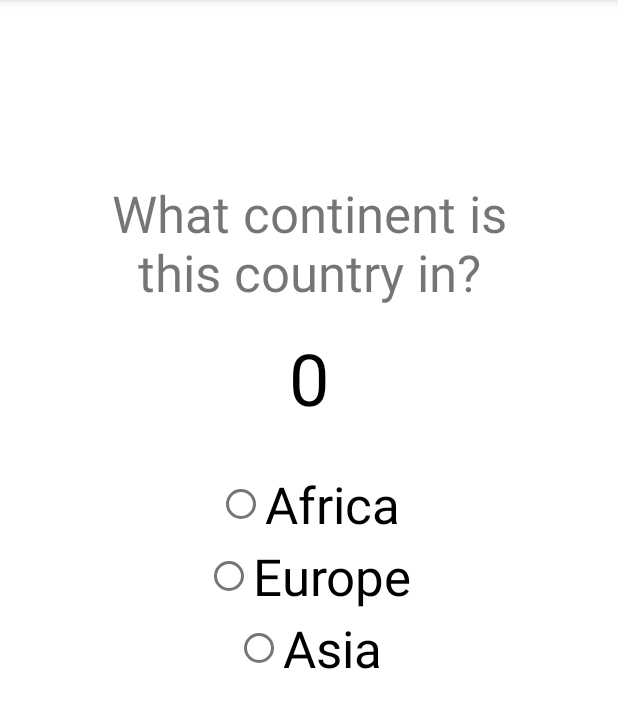
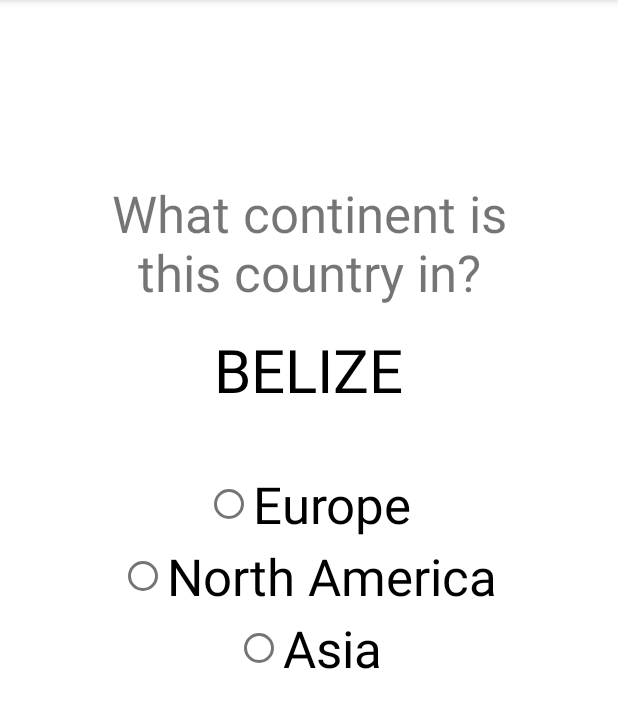
Before and after one commit to jaksonhensley/CSCI4060_Project4, an Android app: the QuestionActivity screen opened directly, with no data from a screen before it, on a phone screen of 412 x 824 dp, the part 84-812 px from its top. Run offline under Robolectric (Android 15) with nearby library versions, the phone set to English and light mode, and no system bars.

Commit message:
Randomly selected countries now put into question fragments Random continents selected without duplicates Random continents and correct continent put in random button order

```diff
--- a/app/src/main/java/edu/uga/cs/countryquiz/GradeFragment.java
+++ b/app/src/main/java/edu/uga/cs/countryquiz/GradeFragment.java
@@ -49,7 +49,7 @@ public class GradeFragment extends Fragment {
     }
 
     @Override
-    public void onViewCreated(@NonNull View view, Bundle savedInstanceState ) {
+    public void onViewCreated( View view, Bundle savedInstanceState ) {
         super.onViewCreated( view, savedInstanceState);
 
         TextView finalScore = view.findViewById(R.id.finalScore);
@@ -59,5 +59,5 @@ public class GradeFragment extends Fragment {
 
     }
 
-    public static int getNumber() { return 7;}
+    public static int getNumber() { return 1;}
 }
--- a/app/src/main/java/edu/uga/cs/countryquiz/QuestionActivity.java
+++ b/app/src/main/java/edu/uga/cs/countryquiz/QuestionActivity.java
@@ -15,11 +15,6 @@ public class QuestionActivity extends AppCompatActivity {
     protected void onCreate( Bundle savedInstanceState ) {
         super.onCreate( savedInstanceState );
         setContentView( R.layout.activity_question );
-
-        ViewPager2 pager = findViewById( R.id.viewPager );
-        QuestionPagerAdapter questionAdapter = new QuestionPagerAdapter(getSupportFragmentManager(), getLifecycle() );
-        pager.setOrientation( ViewPager2.ORIENTATION_HORIZONTAL );
-        pager.setAdapter( questionAdapter );
 
         //The following chunk connects to the database and stores some variables to be used in the questions
         CountriesData countriesData = CountriesData.getInstance(this);
@@ -42,6 +37,13 @@ public class QuestionActivity extends AppCompatActivity {
                 numSelected++;
             } // if
         } // while
+
+        //Finds and sets views
+        ViewPager2 pager = findViewById( R.id.viewPager );
+        QuestionPagerAdapter questionAdapter = new QuestionPagerAdapter(getSupportFragmentManager(), getLifecycle(), quizCountries );
+        pager.setOrientation( ViewPager2.ORIENTATION_HORIZONTAL );
+        pager.setAdapter( questionAdapter );
+
 
         /* USAGE:
          *
--- a/app/src/main/java/edu/uga/cs/countryquiz/QuestionFragment.java
+++ b/app/src/main/java/edu/uga/cs/countryquiz/QuestionFragment.java
@@ -1,7 +1,7 @@
 package edu.uga.cs.countryquiz;
 
 import android.os.Bundle;
-import androidx.annotation.NonNull;
+
 import androidx.fragment.app.Fragment;
 import android.util.Log;
 import android.view.LayoutInflater;
@@ -25,6 +25,7 @@ public class QuestionFragment extends Fragment {
             "Oceania"
     };
     private String country;
+    private String continent;
     private int position;
 
     View view;
@@ -33,13 +34,19 @@ public class QuestionFragment extends Fragment {
         // required empty public constructor
     }
 
-    public static QuestionFragment newInstance( int questionNumber ) {
+    //
+    public static QuestionFragment newInstance(int questionNumber, String questionCountry, String questionContinent) {
 
         QuestionFragment fragment = new QuestionFragment();
 
         Log.d(TAG, "QuestionFragment.newInstance(): fragment: " + fragment);
+
+        //Store the question country and continent into the argument bundle
         Bundle args = new Bundle();
-        args.putInt( "question", questionNumber);
+        args.putString( "country", questionCountry );
+        args.putString( "continent" , questionContinent );
+        Log.d(TAG, "QuestionFragment.newInstance(): Country: " + questionCountry);
+        Log.d(TAG, "QuestionFragment.newInstance(): Continent: " + questionContinent);
         fragment.setArguments( args );
         return fragment;
 
@@ -48,9 +55,11 @@ public class QuestionFragment extends Fragment {
     @Override
     public void onCreate( Bundle savedInstance ) {
         super.onCreate( savedInstance );
+
+        //Retrieve arguments from bundle and set in local variables
         if( getArguments() != null ) {
             country = getArguments().getString("country");
-            position = getArguments().getInt("question");
+            continent = getArguments().getString("continent");
         }
     }
 
@@ -61,28 +70,73 @@ public class QuestionFragment extends Fragment {
         return inflater.inflate(R.layout.fragment_question, container, false);
     }
 
+
+    // Method to randomly select continents from a list and set them in random positions
+    // of an array.
+    public String[] setOptions() {
+        String[] option = new String[3];
+
+        Random rand = new Random();
+
+        //Initialize strings to hold random selections
+        String newContinent = "", usedContinent = "", correct = continent;
+
+        //Obtain a random position for the correct answer
+        int answerPosition = rand.nextInt(3);
+        Log.d(TAG, "QuestionFragment.setOptions(): Correct position: " + answerPosition);
+
+        int i = 0;
+
+        while (i < 3) {
+
+            //If i = correct answer slot, insert the correct answer passed from the parameter
+            if (i == answerPosition) {
+                option[i] = correct;
+                i++;
+            } else {
+                //Obtain a random continent from the list of continents
+                newContinent = continents[rand.nextInt(6)];
+                Log.d(TAG, "QuestionFragment.setOptions(): Random continent " + i + ": " + newContinent);
+
+                //  Check if the randomly chosen continent is neither the correct answer
+                //  nor a random continent already chosen
+                if (!(newContinent.equals(correct)) && !(newContinent.equals(usedContinent))) {
+                    //place the new continent into the options array
+                    option[i] = newContinent;
+                    //Mark the new continent as used now.
+                    usedContinent = newContinent;
+                    i++;
+                } //if
+            } //else
+
+        } //while
+
+
+        return option;
+    }
+
+
+
     @Override
-    public void onViewCreated(@NonNull View view, Bundle savedInstanceState ) {
+    public void onViewCreated( View view, Bundle savedInstanceState ) {
         super.onViewCreated( view, savedInstanceState);
 
+
+        //Set views to each R.id
         TextView countryText = view.findViewById(R.id.QuestionCountryView);
         RadioButton optionOne = view.findViewById(R.id.OptionOne);
         RadioButton optionTwo = view.findViewById(R.id.OptionTwo);
         RadioButton optionThree = view.findViewById(R.id.OptionThree);
 
-        Random rand = new Random();
-        int A,B;
-        A = rand.nextInt(6);
-        B = rand.nextInt(6);
+        //initialize choice array and randomize choices
+        String[] choices = setOptions();
 
-        countryText.setText(Integer.toString(position));
-        optionOne.setText(continents[A]);
-        optionTwo.setText(continents[B]);
-        optionThree.setText(continents[rand.nextInt(6)]);
+        //Set questions country
+        countryText.setText(country);
 
-        if (position == 6) {
-            countryText.setText("FINAL GRADING PAGE");
-        }
+        optionOne.setText(choices[0]);
+        optionTwo.setText(choices[1]);
+        optionThree.setText(choices[2]);
 
     }
 
--- a/app/src/main/java/edu/uga/cs/countryquiz/QuestionPagerAdapter.java
+++ b/app/src/main/java/edu/uga/cs/countryquiz/QuestionPagerAdapter.java
@@ -9,9 +9,20 @@ import java.util.Random;
 
 public class QuestionPagerAdapter extends FragmentStateAdapter {
 
+    Country[] quizCountries = new Country[6];
+    String[] quizCountryStrings = new String[6];
+    String[] quizContinentStrings = new String[6];
 
-    public QuestionPagerAdapter(FragmentManager fragmentManager, Lifecycle lifecycle ) {
+    public QuestionPagerAdapter(FragmentManager fragmentManager, Lifecycle lifecycle, Country[] countries ) {
         super( fragmentManager, lifecycle );
+
+        //retrieve Country array and transfer it's data to a String array
+        quizCountries = countries;
+        for(int i = 0; i < quizCountries.length; i++) {
+            quizCountryStrings[i] = quizCountries[i].getCountry();
+            quizContinentStrings[i] = quizCountries[i].getContinent();
+        }
+
     }
 
     @Override
@@ -20,7 +31,7 @@ public class QuestionPagerAdapter extends FragmentStateAdapter {
         Fragment fragment = new Fragment();
 
         if( position <= 5 ) {
-            fragment = QuestionFragment.newInstance(position);
+            fragment = QuestionFragment.newInstance(position, quizCountryStrings[position], quizContinentStrings[position]);
         } else if ( position == 6 ) {
             fragment = GradeFragment.newInstance(position);
         }
@@ -32,6 +43,7 @@ public class QuestionPagerAdapter extends FragmentStateAdapter {
 
     @Override
     public int getItemCount() {
+
         return QuestionFragment.getNumberOfQuestions();
     }
 
--- a/app/src/main/res/layout/fragment_question.xml
+++ b/app/src/main/res/layout/fragment_question.xml
@@ -17,7 +17,7 @@
 
     <TextView
         android:id="@+id/QuestionCountryView"
-        android:layout_width="288dp"
+        android:layout_width="343dp"
         android:layout_height="88dp"
         android:layout_gravity="center_horizontal"
         android:layout_marginTop="200dp"
@@ -25,7 +25,7 @@
         android:textAlignment="center"
         android:textAllCaps="true"
         android:textColor="#000000"
-        android:textSize="48sp" />
+        android:textSize="40sp" />
 
     <RadioGroup
         android:layout_width="wrap_content"
```
